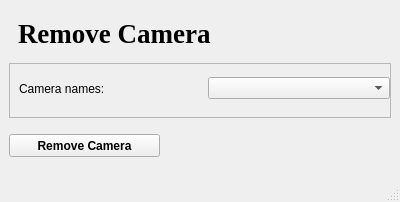
Before: the Qt Designer form qt/Remove_Camera.ui in EdgeOfAI/vehicle_counter_pyqt_app, drawn with Qt 5.
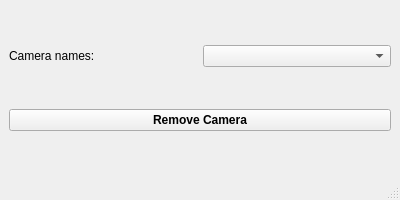
After: the same form once the commit is applied.

The edit to the form file:
```diff
--- a/qt/Remove_Camera.ui
+++ b/qt/Remove_Camera.ui
@@ -7,7 +7,7 @@
     <x>0</x>
     <y>0</y>
     <width>400</width>
-    <height>202</height>
+    <height>200</height>
    </rect>
   </property>
   <property name="minimumSize">
@@ -16,93 +16,20 @@
     <height>200</height>
    </size>
   </property>
+  <property name="maximumSize">
+   <size>
+    <width>400</width>
+    <height>200</height>
+   </size>
+  </property>
   <property name="windowTitle">
    <string>MainWindow</string>
   </property>
   <widget class="QWidget" name="centralwidget">
    <layout class="QVBoxLayout" name="verticalLayout">
     <item>
-     <widget class="QFrame" name="frame">
-      <property name="minimumSize">
-       <size>
-        <width>250</width>
-        <height>48</height>
-       </size>
-      </property>
-      <property name="maximumSize">
-       <size>
-        <width>157</width>
-        <height>48</height>
-       </size>
-      </property>
-      <property name="font">
-       <font>
-        <family>Times New Roman</family>
-        <pointsize>20</pointsize>
-        <weight>75</weight>
-        <bold>true</bold>
-       </font>
-      </property>
-      <property name="frameShape">
-       <enum>QFrame::NoFrame</enum>
-      </property>
-      <property name="frameShadow">
-       <enum>QFrame::Raised</enum>
-      </property>
-      <property name="lineWidth">
-       <number>0</number>
-      </property>
-      <layout class="QGridLayout" name="gridLayout">
-       <item row="0" column="0">
-        <widget class="QLabel" name="label">
-         <property name="minimumSize">
-          <size>
-           <width>250</width>
-           <height>0</height>
-          </size>
-         </property>
-         <property name="maximumSize">
-          <size>
-           <width>181</width>
-           <height>41</height>
-          </size>
-         </property>
-         <property name="font">
-          <font>
-           <family>Times New Roman</family>
-           <pointsize>20</pointsize>
-           <weight>75</weight>
-           <bold>true</bold>
-          </font>
-         </property>
-         <property name="lineWidth">
-          <number>0</number>
-         </property>
-         <property name="text">
-          <string>Remove Camera</string>
-         </property>
-        </widget>
-       </item>
-      </layout>
-     </widget>
-    </item>
+     <layout class="QVBoxLayout" name="verticalLayout_2">
     <item>
-     <widget class="QFrame" name="frame_2">
-      <property name="frameShape">
-       <enum>QFrame::StyledPanel</enum>
-      </property>
-      <property name="frameShadow">
-       <enum>QFrame::Raised</enum>
-      </property>
-      <widget class="QWidget" name="horizontalLayoutWidget">
-       <property name="geometry">
-        <rect>
-         <x>10</x>
-         <y>0</y>
-         <width>371</width>
-         <height>51</height>
-        </rect>
-       </property>
        <layout class="QHBoxLayout" name="horizontalLayout">
         <item>
          <widget class="QLabel" name="label_2">
@@ -115,41 +42,13 @@
          <widget class="QComboBox" name="comboBox"/>
         </item>
        </layout>
-      </widget>
-     </widget>
-    </item>
+      </item>
+     </layout>
+    </item>
     <item>
-     <widget class="QFrame" name="frame_6">
-      <property name="minimumSize">
-       <size>
-        <width>157</width>
-        <height>47</height>
-       </size>
-      </property>
-      <property name="maximumSize">
-       <size>
-        <width>157</width>
-        <height>47</height>
-       </size>
-      </property>
-      <property name="frameShape">
-       <enum>QFrame::NoFrame</enum>
-      </property>
-      <property name="frameShadow">
-       <enum>QFrame::Raised</enum>
-      </property>
-      <property name="lineWidth">
-       <number>0</number>
-      </property>
+     <layout class="QVBoxLayout" name="verticalLayout_3">
+      <item>
       <widget class="QPushButton" name="addCamBtn">
-       <property name="geometry">
-        <rect>
-         <x>0</x>
-         <y>10</y>
-         <width>151</width>
-         <height>23</height>
-        </rect>
-       </property>
        <property name="minimumSize">
         <size>
          <width>151</width>
@@ -166,7 +65,8 @@
         <string>Remove Camera</string>
        </property>
       </widget>
-     </widget>
+      </item>
+     </layout>
     </item>
    </layout>
   </widget>
```
Left out of the diff: 2 changed lines with no effect on the pictures. Lines whose indentation alone changed are shown as unchanged.
